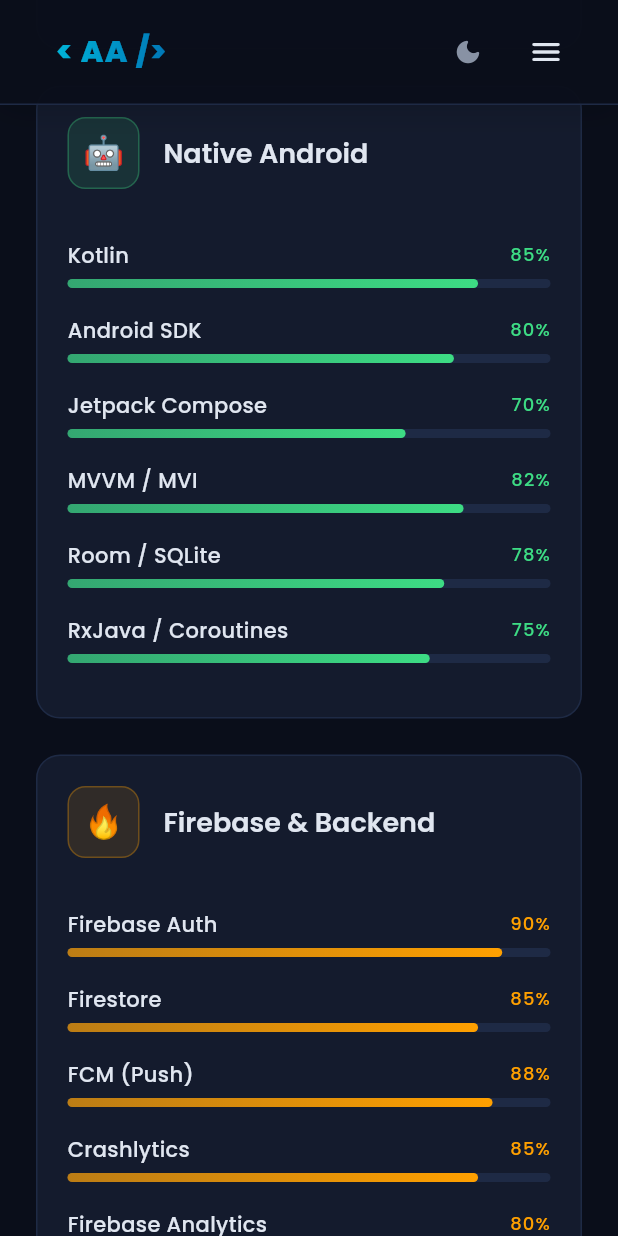
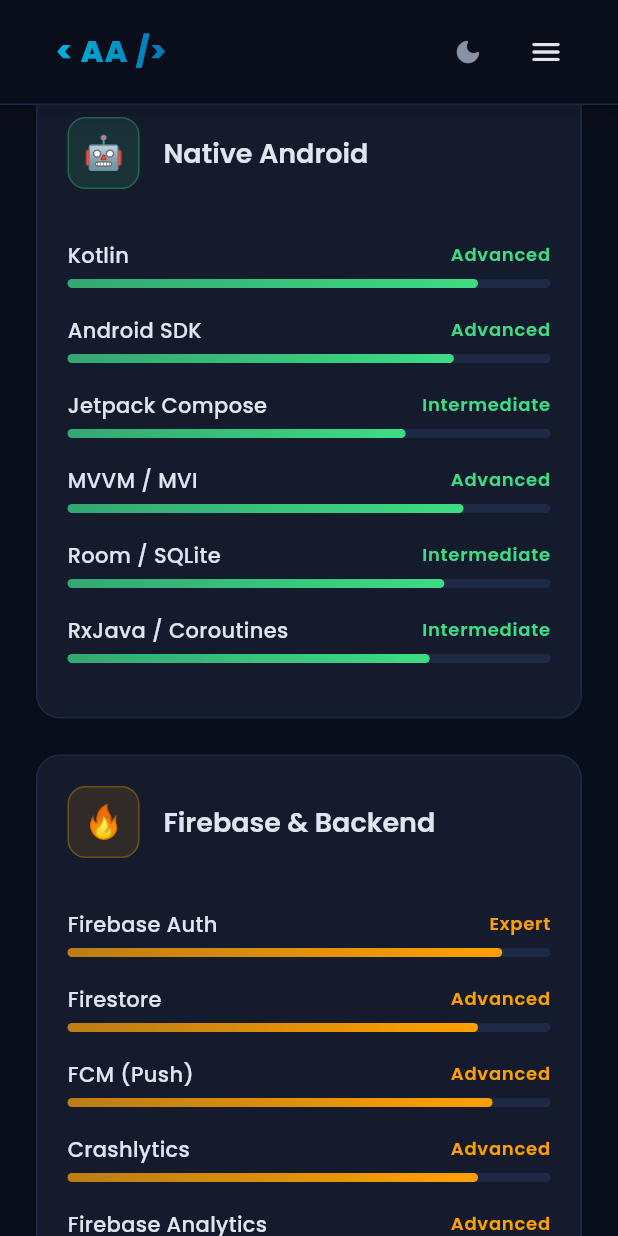
Before and after one commit to AsemAmmar99/my_portfolio, a Flutter app: the screen it shows after launch, scrolled down 3456 dp, on a phone screen of 412 x 824 dp. Run offline on Flutter 3.47's test engine with Material 3 defaults, Android fonts, the phone set to English and light mode, and no system bars; our stand-ins replace animated_text_kit, equatable, flutter_bloc, font_awesome_flutter, google_fonts, visibility_detector.

Commit message:
chore: Skills enhanced.

```diff
--- a/lib/presentation/sections/skills_section.dart
+++ b/lib/presentation/sections/skills_section.dart
@@ -166,6 +166,13 @@
   late Animation<double> _widthAnim;
   bool _visible = false;
 
+  String _getProficiencyLabel(double proficiency) {
+    if (proficiency >= 0.90) return 'Expert';
+    if (proficiency >= 0.80) return 'Advanced';
+    if (proficiency >= 0.60) return 'Intermediate';
+    return 'Familiar';
+  }
+
   @override
   void initState() {
     super.initState();
@@ -207,9 +214,11 @@
               opacity: _visible ? 1.0 : 0.0,
               duration: AppDimensions.animNormal,
               child: Text(
-                '${(widget.skill.proficiency * 100).toInt()}%',
+                _getProficiencyLabel(widget.skill.proficiency),
                 style: Theme.of(context).textTheme.labelMedium?.copyWith(
                       color: widget.accentColor,
+                      fontWeight: FontWeight.w600,
+                      letterSpacing: 0.5,
                     ),
               ),
             ),
```
